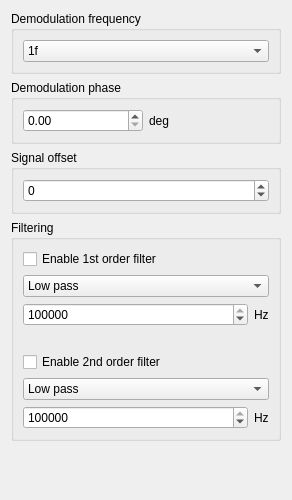
Before: the Qt Designer form linien/client/ui/spectroscopy_panel.ui in linien-org/linien, drawn with Qt 5.
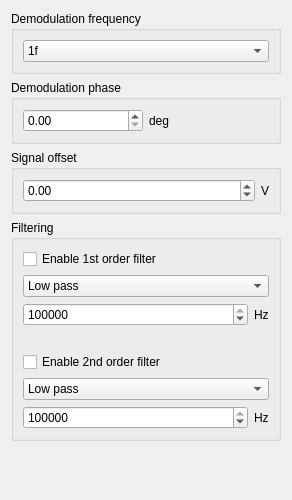
After: the same form once the commit is applied.

What changed in the file:
```diff
--- a/linien/client/ui/spectroscopy_panel.ui
+++ b/linien/client/ui/spectroscopy_panel.ui
@@ -38,9 +38,9 @@
       <property name="geometry">
        <rect>
         <x>0</x>
-        <y>-6</y>
+        <y>0</y>
         <width>266</width>
-        <height>575</height>
+        <height>577</height>
        </rect>
       </property>
       <layout class="QVBoxLayout" name="verticalLayout_4">
@@ -131,12 +131,14 @@
          </property>
          <layout class="QHBoxLayout" name="horizontalLayout_7">
           <item>
-           <widget class="QSpinBox" name="signal_offset">
+           <layout class="QHBoxLayout" name="horizontalLayout_3">
+            <item>
+             <widget class="QDoubleSpinBox" name="signal_offset">
             <property name="minimum">
-             <number>-8191</number>
+               <double>-1.000000000000000</double>
             </property>
             <property name="maximum">
-             <number>8191</number>
+               <double>1.000000000000000</double>
             </property>
             <property name="singleStep">
              <number>100</number>
@@ -145,6 +147,21 @@
              <enum>QAbstractSpinBox::AdaptiveDecimalStepType</enum>
             </property>
            </widget>
+            </item>
+            <item>
+             <widget class="QLabel" name="label_4">
+              <property name="sizePolicy">
+               <sizepolicy hsizetype="Fixed" vsizetype="Preferred">
+                <horstretch>0</horstretch>
+                <verstretch>0</verstretch>
+               </sizepolicy>
+              </property>
+              <property name="text">
+               <string>V</string>
+              </property>
+             </widget>
+            </item>
+           </layout>
           </item>
          </layout>
         </widget>
```
Left out of the diff: 2 changed lines with no effect on the pictures. Lines whose indentation alone changed are shown as unchanged.
